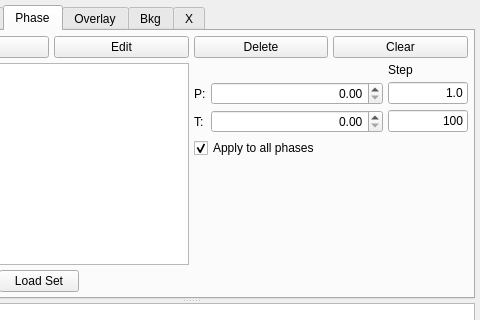
Above: XRS main/UiFiles/Integration.ui from Dioptas/Dioptas before the change; both pictures show x 373 to 853 and y 0 to 320 of the 853 by 506 pixel window. Below: the same form after it.
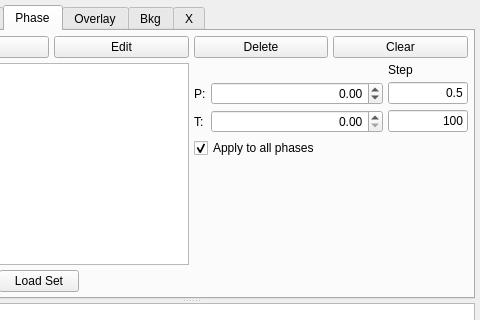
That is the form after the change. The open tabs and pages were chosen to show the change. Custom widgets are drawn as their Qt base class.

```diff
--- a/XRS main/UiFiles/Integration.ui
+++ b/XRS main/UiFiles/Integration.ui
@@ -664,6 +664,15 @@
                  <property name="alignment">
                   <set>Qt::AlignRight|Qt::AlignTrailing|Qt::AlignVCenter</set>
                  </property>
+                 <property name="minimum">
+                  <double>-999999999.000000000000000</double>
+                 </property>
+                 <property name="maximum">
+                  <double>999999999.000000000000000</double>
+                 </property>
+                 <property name="singleStep">
+                  <double>0.500000000000000</double>
+                 </property>
                 </widget>
                </item>
                <item row="1" column="2">
@@ -681,7 +690,7 @@
                   </size>
                  </property>
                  <property name="text">
-                  <string>1.0</string>
+                  <string>0.5</string>
                  </property>
                  <property name="alignment">
                   <set>Qt::AlignRight|Qt::AlignTrailing|Qt::AlignVCenter</set>
```
Left out of the diff: 22 changed lines with no effect on the pictures.
